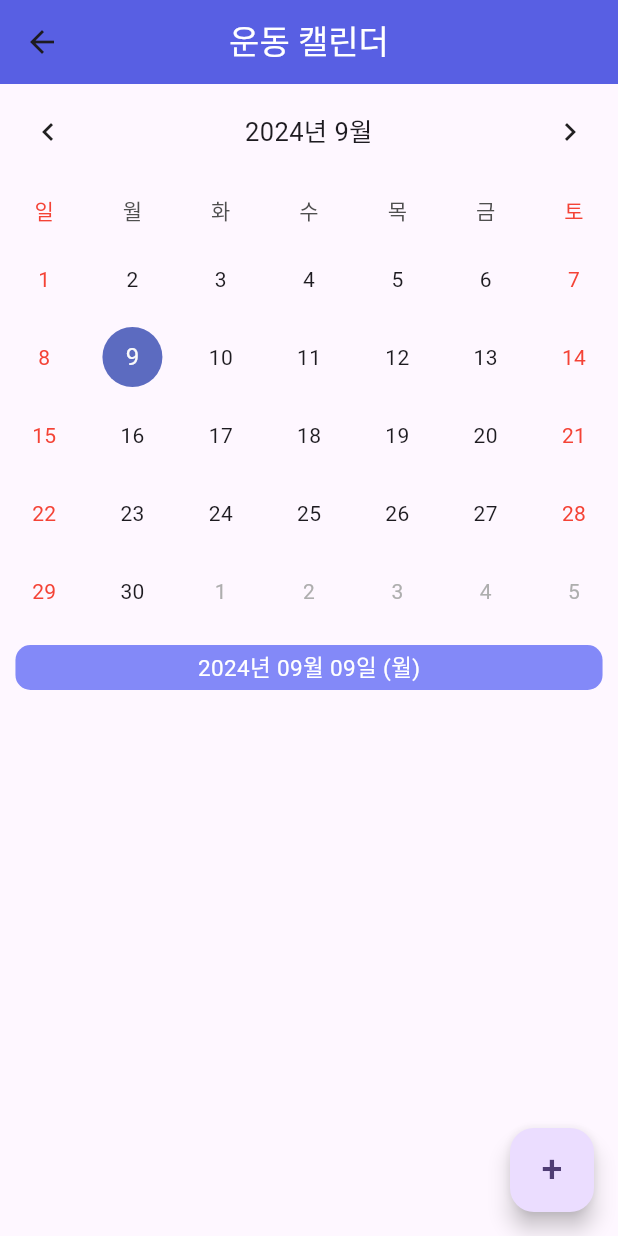
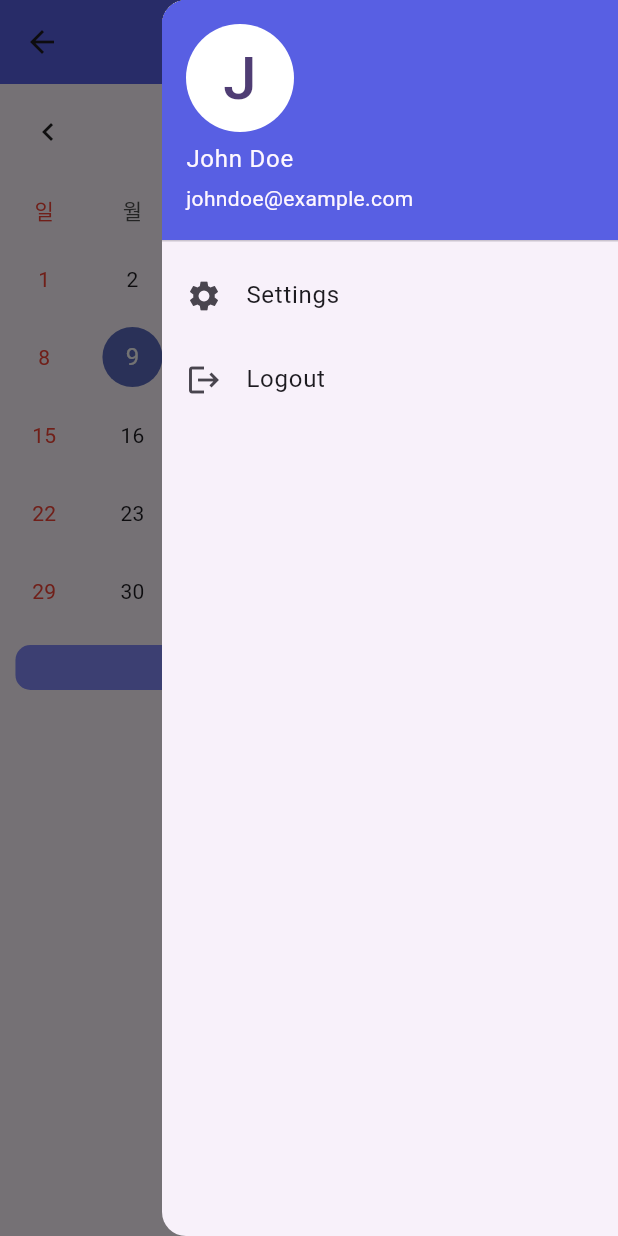
Before and after one commit to Juri-Jang/exercise_calendar, a Flutter app: the ExerciseCalender screen opened directly, with the side drawer open (before the commit the screen has no drawer), on a phone screen of 412 x 824 dp. Run offline on Flutter 3.47's test engine with Material 3 defaults, Android fonts, the phone set to English and light mode, and no system bars; drawn by our look-alikes of table_calendar; our stand-ins replace get; missing offline and left inert: time_picker_spinner_pop_up.

Commit message:
[FE]마이페이지 Drawer 위젯 추가

```diff
--- a/front-end/lib/domain/user/user_provider.dart
+++ b/front-end/lib/domain/user/user_provider.dart
@@ -1,6 +1,7 @@
 import 'package:get/get.dart';
 
-const host = "http://192.168.219.103:8080";
+// const host = "http://192.168.219.103:8080";
+const host = "http://10.73.30.146:8080";
 
 //통신
 //GetConnet => GetX에서 제공하는 http 통신 라이브러리
--- /dev/null
+++ b/front-end/lib/view/components/custom_drawer.dart
@@ -0,0 +1,39 @@
+import 'package:flutter/material.dart';
+
+Widget CustomDrawer() {
+  return Drawer(
+    child: ListView(
+      padding: EdgeInsets.zero,
+      children: <Widget>[
+        UserAccountsDrawerHeader(
+          accountName: Text("John Doe"),
+          accountEmail: Text("johndoe@example.com"),
+          currentAccountPicture: CircleAvatar(
+            backgroundColor: Colors.white,
+            child: Text(
+              "J",
+              style: TextStyle(fontSize: 40.0),
+            ),
+          ),
+          decoration: BoxDecoration(
+            color: Color.fromARGB(255, 88, 95, 227),
+          ),
+        ),
+        ListTile(
+          leading: Icon(Icons.settings),
+          title: Text('Settings'),
+          onTap: () {
+            // Settings 메뉴 클릭 시 처리할 동작
+          },
+        ),
+        ListTile(
+          leading: Icon(Icons.logout),
+          title: Text('Logout'),
+          onTap: () {
+            // Logout 메뉴 클릭 시 처리할 동작
+          },
+        ),
+      ],
+    ),
+  );
+}
--- a/front-end/lib/view/pages/main_screen.dart
+++ b/front-end/lib/view/components/main_screen.dart
@@ -19,7 +19,8 @@ class MainScreen extends StatelessWidget {
   Widget build(BuildContext context) {
     return Scaffold(
       body: Obx(() => _screens[controller.selectedIndex.value]),
-      bottomNavigationBar: Obx(() => BottomNavigationBar(
+      bottomNavigationBar: Obx(
+        () => BottomNavigationBar(
           currentIndex: controller.selectedIndex.value,
           onTap: controller.onItemTapped,
           items: [
@@ -33,7 +34,8 @@ class MainScreen extends StatelessWidget {
             ),
             // 다른 항목 추가 가능
           ],
-          )),
+        ),
+      ),
     );
   }
 }
--- a/front-end/lib/view/pages/exercise_calender.dart
+++ b/front-end/lib/view/pages/exercise_calender.dart
@@ -1,4 +1,5 @@
 import 'package:exercise_calendar/controller/exercise_controller.dart';
+import 'package:exercise_calendar/view/components/custom_drawer.dart';
 import 'package:exercise_calendar/view/pages/exercise_register.dart';
 import 'package:exercise_calendar/view/components/custom_appbar.dart';
 import 'package:flutter/material.dart';
@@ -13,6 +14,7 @@ class ExerciseCalender extends StatelessWidget {
   Widget build(BuildContext context) {
     return Scaffold(
       appBar: CustomAppBar(title: '운동 캘린더'),
+      endDrawer: CustomDrawer(),
       floatingActionButton: FloatingActionButton(
         child: Text(
           '+',
--- a/front-end/lib/view/pages/exercise_history.dart
+++ b/front-end/lib/view/pages/exercise_history.dart
@@ -1,6 +1,7 @@
 import 'package:exercise_calendar/controller/exercise_controller.dart';
 import 'package:exercise_calendar/controller/exercise_history_controller.dart';
 import 'package:exercise_calendar/view/components/custom_appbar.dart';
+import 'package:exercise_calendar/view/components/custom_drawer.dart';
 import 'package:flutter/material.dart';
 import 'package:get/get.dart';
 import 'package:intl/intl.dart';
@@ -21,6 +22,7 @@ class ExerciseHistory extends StatelessWidget {
 
     return Scaffold(
       appBar: CustomAppBar(title: '운동 조회'),
+      endDrawer: CustomDrawer(),
       body: Padding(
         padding: const EdgeInsets.all(10.0),
         child: Column(
--- a/front-end/lib/view/pages/login.dart
+++ b/front-end/lib/view/pages/login.dart
@@ -1,4 +1,4 @@
-import 'package:exercise_calendar/view/pages/main_screen.dart';
+import 'package:exercise_calendar/view/components/main_screen.dart';
 import 'package:exercise_calendar/view/pages/signup.dart';
 import 'package:flutter/material.dart';
 import 'package:get/route_manager.dart';
--- a/front-end/lib/view/pages/signup.dart
+++ b/front-end/lib/view/pages/signup.dart
@@ -1,7 +1,7 @@
 import 'package:exercise_calendar/controller/signupController.dart';
 import 'package:exercise_calendar/domain/user/user_repository.dart';
 import 'package:exercise_calendar/view/pages/exercise_calender.dart';
-import 'package:exercise_calendar/view/pages/main_screen.dart';
+import 'package:exercise_calendar/view/components/main_screen.dart';
 import 'package:flutter/material.dart';
 import 'package:get/get.dart';
 
```
Also changed, not shown: 1 other file. Lines whose indentation alone changed are shown as unchanged.
